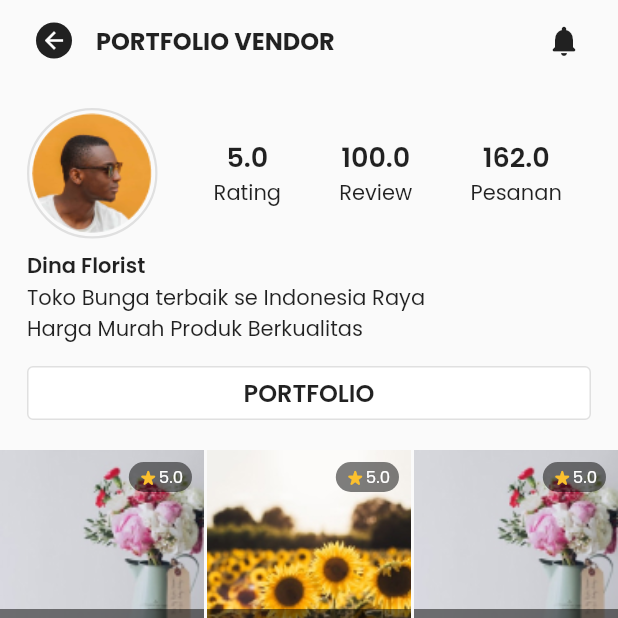
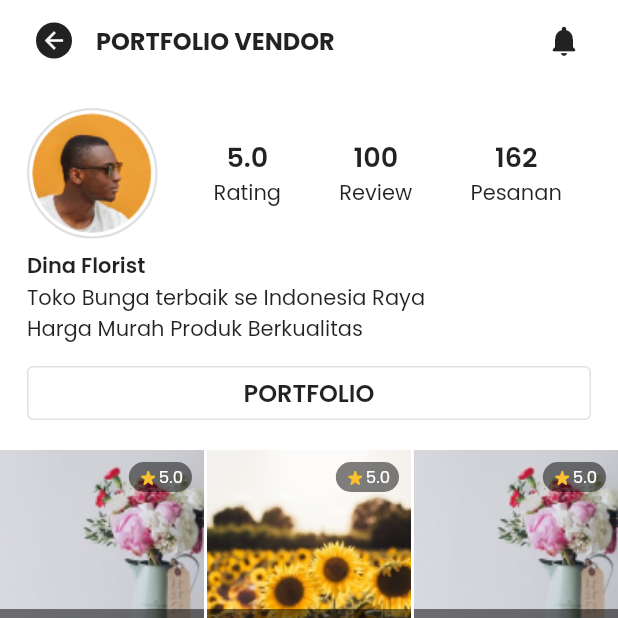
Before and after one commit to nadahasni-dot/ordo-ui-test, a Flutter app: the PortfolioPage screen opened directly, on a phone screen of 412 x 824 dp, the top half of it. Run offline on Flutter 3.47's test engine with Material 2 defaults, Android fonts, the light colour scheme and no system bars; our stand-ins replace flutter_svg.

Commit message:
fix background and profile stat

```diff
--- a/lib/components/portfoliopage/portfolio_stat.dart
+++ b/lib/components/portfoliopage/portfolio_stat.dart
@@ -8,7 +8,7 @@ class PortfolioStat extends StatelessWidget {
   }) : super(key: key);
 
   final String label;
-  final double stat;
+  final String stat;
 
   @override
   Widget build(BuildContext context) {
@@ -16,7 +16,7 @@ class PortfolioStat extends StatelessWidget {
       child: Column(
         children: [
           Text(
-            stat.toString(),
+            stat,
             style: TextStyle(
               fontFamily: "Poppins",
               fontSize: 18,
--- a/lib/components/portfoliopage/profile_head.dart
+++ b/lib/components/portfoliopage/profile_head.dart
@@ -33,9 +33,9 @@ class ProfileWidget extends StatelessWidget {
               crossAxisAlignment: CrossAxisAlignment.center,
               mainAxisAlignment: MainAxisAlignment.spaceAround,
               children: [
-                PortfolioStat(label: "Rating", stat: 5.0),
-                PortfolioStat(label: "Review", stat: 100),
-                PortfolioStat(label: "Pesanan", stat: 162),
+                PortfolioStat(label: "Rating", stat: "5.0"),
+                PortfolioStat(label: "Review", stat: "100"),
+                PortfolioStat(label: "Pesanan", stat: "162"),
               ],
             ),
           )
--- a/lib/pages/portfolio_page.dart
+++ b/lib/pages/portfolio_page.dart
@@ -75,6 +75,7 @@ class PortfolioPage extends StatelessWidget {
   @override
   Widget build(BuildContext context) {
     return Scaffold(
+      backgroundColor: Colors.white,
       bottomNavigationBar: PortfolioBottomAppBar(),
       body: SafeArea(
         child: Container(
```
